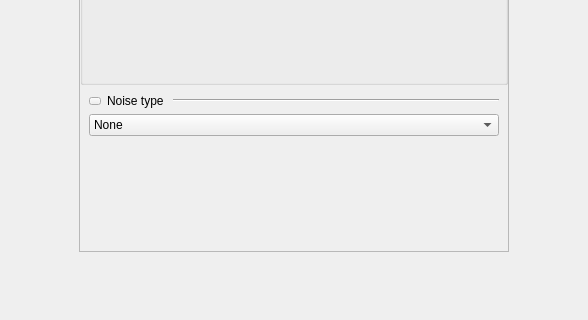
The window that ui/signal_generator.ui (analogdevicesinc/scopy) describes before a commit, drawn with Qt 5; both pictures show x 300 to 888 and y 445 to 765 of the 1188 by 765 pixel window.
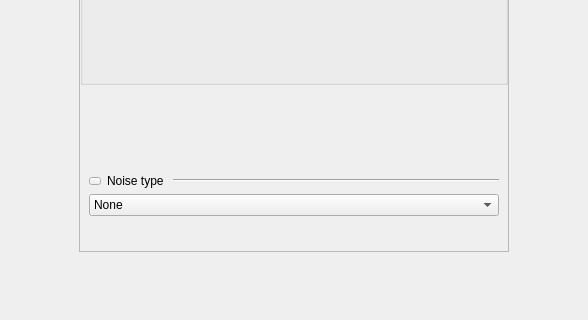
The same window after the commit. Icons and pictures are not drawn. Custom widgets are drawn as their Qt base class.

Commit message: SignalGenerator: Anchor noise to the bottom of the widget

```diff
--- a/ui/signal_generator.ui
+++ b/ui/signal_generator.ui
@@ -924,6 +924,19 @@
                <item>
                 <widget class="QWidget" name="wNoise" native="true">
                  <layout class="QVBoxLayout" name="verticalLayout_9">
+                  <item>
+                   <spacer name="verticalSpacer_2">
+                    <property name="orientation">
+                     <enum>Qt::Vertical</enum>
+                    </property>
+                    <property name="sizeHint" stdset="0">
+                     <size>
+                      <width>20</width>
+                      <height>40</height>
+                     </size>
+                    </property>
+                   </spacer>
+                  </item>
                   <item>
                    <layout class="QHBoxLayout" name="horizontalLayout_8">
                     <property name="spacing">
@@ -1057,22 +1070,6 @@
                     </item>
                    </layout>
                   </item>
-                  <item>
-                   <spacer name="verticalSpacer">
-                    <property name="orientation">
-                     <enum>Qt::Vertical</enum>
-                    </property>
-                    <property name="sizeType">
-                     <enum>QSizePolicy::Expanding</enum>
-                    </property>
-                    <property name="sizeHint" stdset="0">
-                     <size>
-                      <width>20</width>
-                      <height>40</height>
-                     </size>
-                    </property>
-                   </spacer>
-                  </item>
                  </layout>
                 </widget>
                </item>
```
